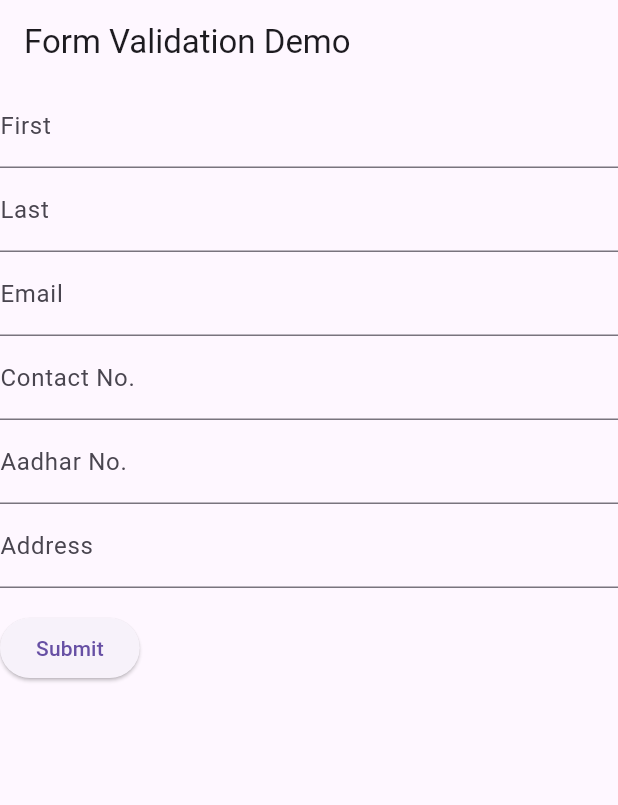
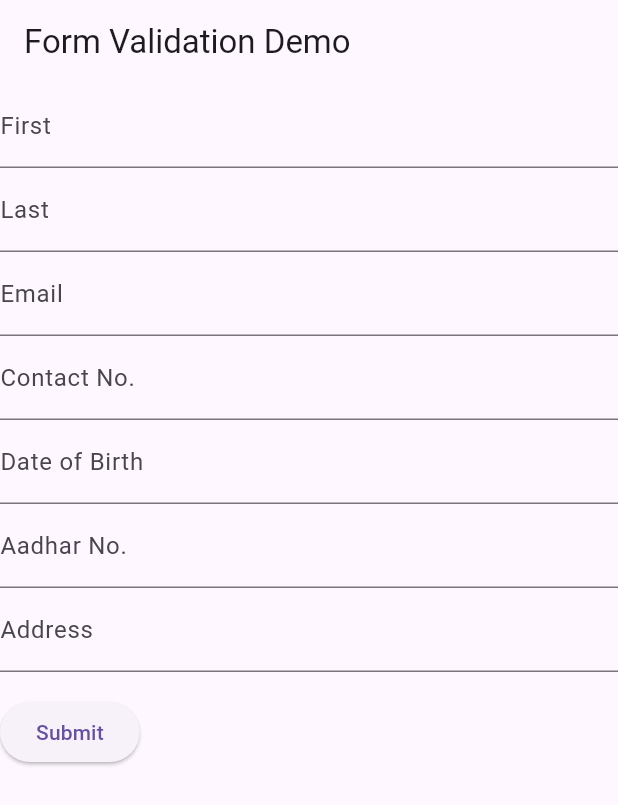
Before and after one commit to CelineSelke/MAD_inclass10, a Flutter app: the screen it shows after launch, on a phone screen of 412 x 824 dp. Shown: the top 805 px of the screen. Run offline on Flutter 3.47's test engine with Material 3 defaults, Android fonts, the phone set to English and light mode, and no system bars.

Commit message:
add date selection

```diff
--- a/lib/main.dart
+++ b/lib/main.dart
@@ -40,6 +40,7 @@ class MyCustomFormState extends State<MyCustomForm> {
   // Note: This is a GlobalKey<FormState>,
   // not a GlobalKey<MyCustomFormState>.
   final _formKey = GlobalKey<FormState>();
+  TextEditingController _controller = TextEditingController();
 
   @override
   Widget build(BuildContext context) {
@@ -103,6 +104,25 @@ class MyCustomFormState extends State<MyCustomForm> {
             },
           ),
           TextFormField(
+            controller: _controller,
+            decoration: const InputDecoration(
+              hintText: "Date of Birth (MM/DD/YY)",
+              labelText: "Date of Birth",
+            ),
+            onTap: () async{
+              FocusScope.of(context).requestFocus(new FocusNode());
+
+              DateTime? date = await showDatePicker(context: context,
+              firstDate: DateTime(DateTime.now().year - 120),
+              lastDate:  DateTime.now(),
+              );
+              if(date != null){
+                _controller.text = date.month.toString() + "/" + date.day.toString() + "/" + date.year.toString().substring(2,4);
+              }
+
+            },
+          ),
+          TextFormField(
             decoration: const InputDecoration(
               hintText: "Aadhar No.",
               labelText: "Aadhar No.",
```
